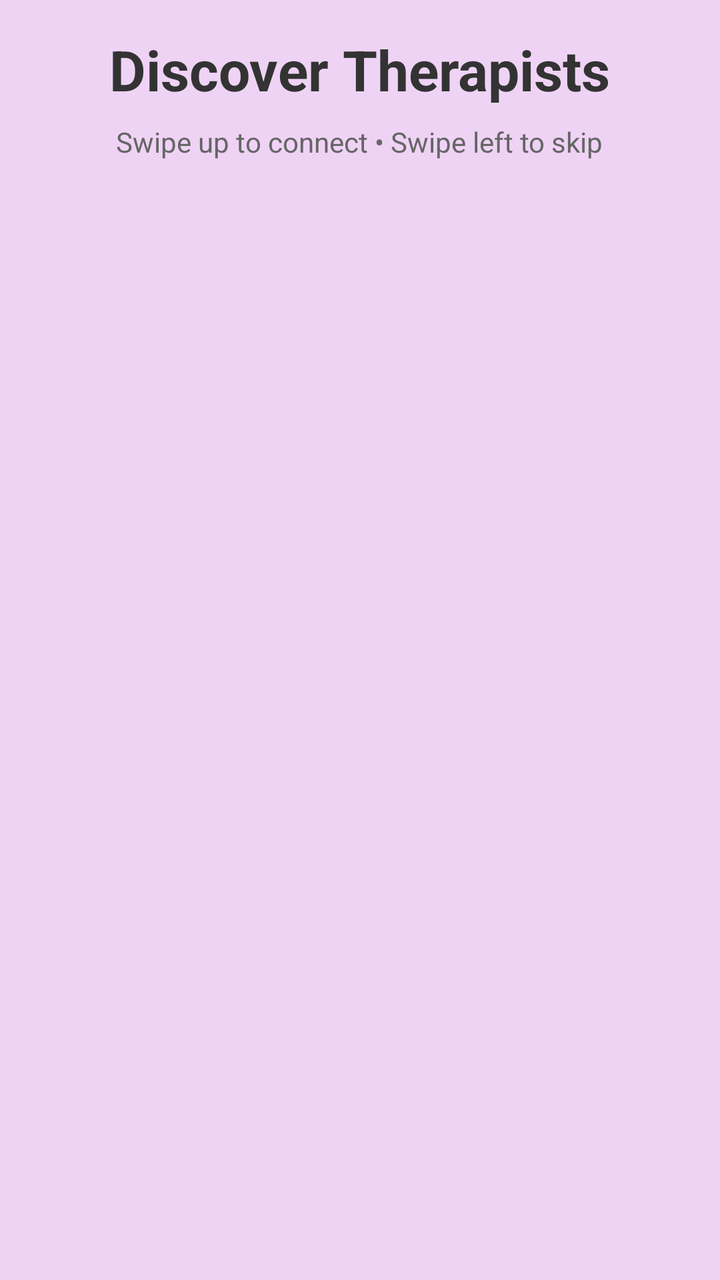
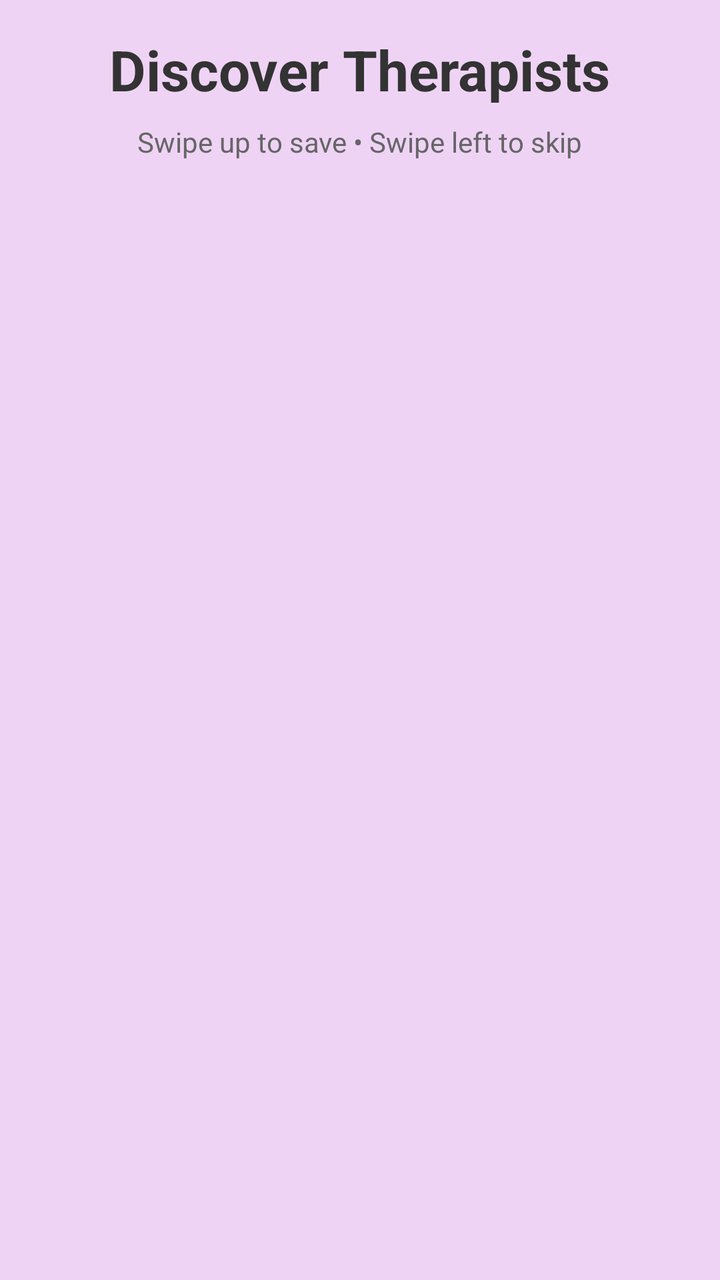

Two renders of the same Android screen: before a commit and after it. Below are the layout's source before the change and the commit's diff.
<!-- AndroidManifest.xml: application theme Theme.Therassistant2 -->
<!-- res/layout/activity_therapists.xml -->
<?xml version="1.0" encoding="utf-8"?>
<LinearLayout xmlns:android="http://schemas.android.com/apk/res/android"
    xmlns:app="http://schemas.android.com/apk/res-auto"
    android:layout_width="match_parent"
    android:layout_height="match_parent"
    android:orientation="vertical"
    android:background="#EFD3F5"
    android:padding="16dp">


    <TextView
        android:id="@+id/headerTitle"
        android:layout_width="wrap_content"
        android:layout_height="wrap_content"
        android:text="Discover Therapists"
        android:textSize="28sp"
        android:textStyle="bold"
        android:textColor="#333333"
        android:layout_marginBottom="8dp"
        android:layout_gravity="center_horizontal"/>

    <TextView
        android:id="@+id/swipeInstructions"
        android:layout_width="wrap_content"
        android:layout_height="wrap_content"
        android:text="Swipe up to connect • Swipe left to skip"
        android:textSize="14sp"
        android:textColor="#666666"
        android:layout_marginBottom="24dp"
        android:layout_gravity="center_horizontal"/>

    <androidx.recyclerview.widget.RecyclerView
        android:id="@+id/cardStackRecycler"
        android:layout_width="match_parent"
        android:layout_height="0dp"
        android:layout_weight="1"
        android:overScrollMode="never"
        android:clipToPadding="false"
        android:layout_marginLeft="20dp"
        android:layout_marginRight="20dp"
        android:layout_marginBottom="70dp"
        android:layout_marginTop="20dp"
        android:padding="8dp"/>


</LinearLayout>
<!-- resources referenced by this layout -->
<resources>
  <style name="Theme.Therassistant2" parent="Base.Theme.Therassistant2" />
  <style name="Base.Theme.Therassistant2" parent="Theme.Material3.DayNight.NoActionBar">
          
          
      </style>
</resources>

<!-- the commit's change to res/layout/activity_therapists.xml (unified diff, before → after) -->
@@ -23,7 +23,7 @@
         android:id="@+id/swipeInstructions"
         android:layout_width="wrap_content"
         android:layout_height="wrap_content"
-        android:text="Swipe up to connect • Swipe left to skip"
+        android:text="Swipe up to save • Swipe left to skip"
         android:textSize="14sp"
         android:textColor="#666666"
         android:layout_marginBottom="24dp"
